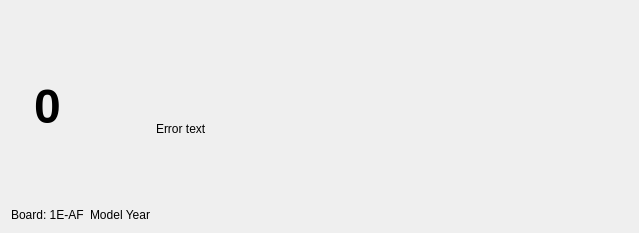
Qt form soccer/ui/RobotStatusWidget.ui (RoboJackets/robocup-software) before a commit.
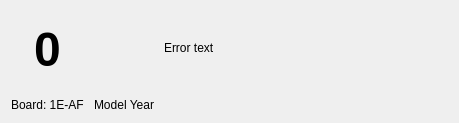
The same form after that commit. Icons and pictures are not drawn. Custom widgets are drawn as their Qt base class.

Commit message: mostly finalized robot status stuff

```diff
--- a/soccer/ui/RobotStatusWidget.ui
+++ b/soccer/ui/RobotStatusWidget.ui
@@ -6,8 +6,8 @@
    <rect>
     <x>0</x>
     <y>0</y>
-    <width>639</width>
-    <height>233</height>
+    <width>459</width>
+    <height>123</height>
    </rect>
   </property>
   <property name="sizePolicy">
@@ -38,6 +38,9 @@
    <string notr="true"/>
   </property>
   <layout class="QHBoxLayout" name="horizontalLayout_2">
+   <property name="spacing">
+    <number>10</number>
+   </property>
    <item>
     <layout class="QVBoxLayout" name="verticalLayout" stretch="1,0">
      <item>
@@ -265,6 +268,9 @@
        <property name="text">
         <string>Error text</string>
        </property>
+       <property name="alignment">
+        <set>Qt::AlignLeading|Qt::AlignLeft|Qt::AlignTop</set>
+       </property>
        <property name="wordWrap">
         <bool>true</bool>
        </property>
```
Left out of the diff: 2 changed lines with no effect on the pictures. The commit also changes 5 other files.
